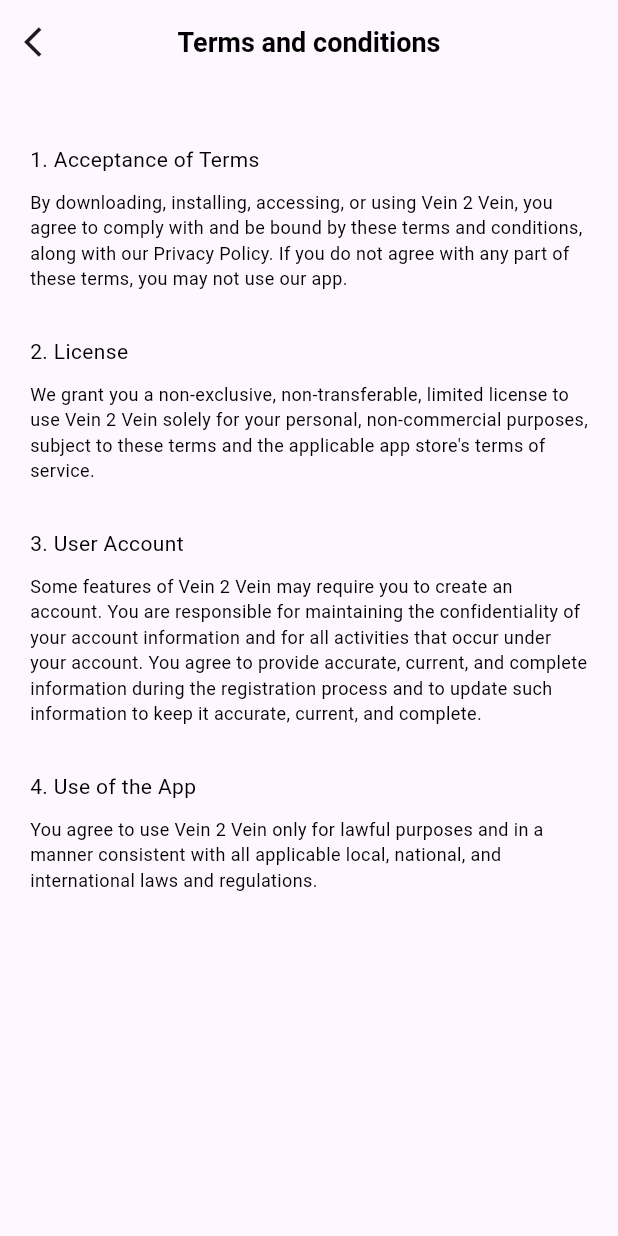
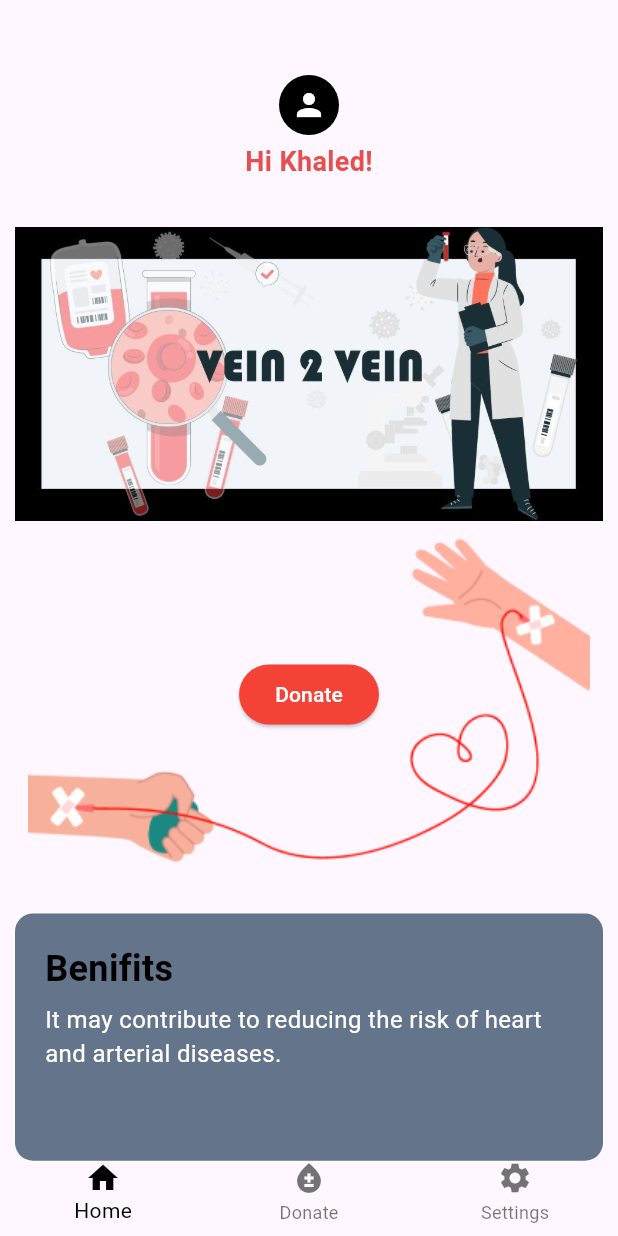
Before and after one commit to dragoncoder11/graduate-app, a Flutter app: the screen it shows after launch, on a phone screen of 412 x 824 dp. Run offline on Flutter 3.47's test engine with Material 3 defaults, Android fonts, the phone set to English and light mode, and no system bars; our stand-ins replace flutter_otp_text_field, intl_phone_field; Roboto replaces fonts that are missing (Archivo, Arial).

Commit message:
complete home page and donation

```diff
--- a/bloody/lib/features/donation/presentation/views/settings.dart
+++ /dev/null
@@ -1,16 +0,0 @@
-import 'package:bloody/core/utils/styles.dart';
-import 'package:bloody/features/donation/presentation/views/widgets/settings_body.dart';
-import 'package:flutter/material.dart';
-
-class Settings extends StatelessWidget {
-  const Settings({super.key});
-  static const id='srttings';
-
-  @override
-  Widget build(BuildContext context) {
-    return  Scaffold(
-          appBar: AppBar(leading: IconButton(onPressed: (){Navigator.pop(context);}, icon:const Icon( Icons.arrow_back_ios)),elevation: 0,backgroundColor: Colors.transparent,title: Text('App Setting',style: Styles.styles18Bold,),centerTitle: true,),
-          body: const SettingsBody(),
-    );
-  }
-}
--- a/bloody/lib/features/donation/presentation/views/widgets/terms_and_conditions_body.dart
+++ b/bloody/lib/features/donation/presentation/views/widgets/terms_and_conditions_body.dart
@@ -23,7 +23,7 @@ class TermsAndConditionsBody extends StatelessWidget {
   Column csutomcolumntext({required String title,required String subtitle}) {
     return Column(crossAxisAlignment: CrossAxisAlignment.start,
     children: [
-    Text(title,style: Styles.style14.copyWith(color: Colors.black),),
+    Text(title,style: Styles.style14Bold.copyWith(color: Colors.black.withOpacity(.8)),),
     const SizedBox(height: 10,),
     Text(subtitle,
     style: Styles.style12.copyWith(color: Colors.black),),
--- /dev/null
+++ b/bloody/lib/features/home/presentation/views/home.dart
@@ -0,0 +1,48 @@
+import 'package:bloody/features/home/presentation/views/settings.dart';
+import 'package:bloody/features/home/presentation/views/donatation_page.dart';
+import 'package:bloody/features/home/presentation/views/home_page.dart';
+
+import 'package:flutter/material.dart';
+
+class Home extends StatefulWidget {
+  const Home({super.key});
+static String id='home ';
+
+  @override
+  State<Home> createState() => _HomeState();
+}
+
+class _HomeState extends State<Home> {
+int selectedIndex=0;
+final listpages=const[
+ HomePage(),
+ DonationPage(),
+ Settings()
+];
+
+  @override
+  Widget build(BuildContext context) {
+    return Scaffold(
+      bottomNavigationBar: BottomNavigationBar(
+        type: BottomNavigationBarType.fixed,
+        selectedItemColor: Colors.black,
+        backgroundColor: Colors.transparent,
+        elevation: 0,
+      currentIndex: selectedIndex,
+      onTap: (value) {
+        selectedIndex=value;
+        setState(() {
+
+        });
+      },
+        items: const
+      [
+        BottomNavigationBarItem(icon: Icon(Icons.home),label: 'Home',),
+        BottomNavigationBarItem(icon: Icon(Icons.bloodtype),label: 'Donate',),
+        BottomNavigationBarItem(icon: Icon(Icons.settings),label: 'Settings',),
+      ],
+      ),
+      body: listpages.elementAt(selectedIndex),
+    );
+  }
+}
--- /dev/null
+++ b/bloody/lib/features/home/presentation/views/home_page.dart
@@ -0,0 +1,13 @@
+import 'package:bloody/features/home/presentation/widgets/home_page_body.dart';
+import 'package:flutter/material.dart';
+
+class HomePage extends StatelessWidget {
+  const HomePage({super.key});
+
+  @override
+  Widget build(BuildContext context) {
+    return const Scaffold(
+      body: HomePageBody(),
+    );
+  }
+}
--- /dev/null
+++ b/bloody/lib/features/home/presentation/widgets/home_page_body.dart
@@ -0,0 +1,80 @@
+import 'package:bloody/core/utils/constants.dart';
+import 'package:bloody/core/utils/styles.dart';
+import 'package:flutter/cupertino.dart';
+import 'package:flutter/material.dart';
+import 'package:flutter/widgets.dart';
+
+class HomePageBody extends StatelessWidget {
+  const HomePageBody({
+    super.key,
+  });
+
+  @override
+  Widget build(BuildContext context) {
+    return Padding(
+      padding: const EdgeInsets.only(left: 10, right: 10, top: 50),
+      child: Column(
+        children: [
+          const CircleAvatar(
+            backgroundColor: Colors.black,
+            child: Icon(
+              Icons.person,
+              color: Colors.white,
+            ),
+          ),
+          const SizedBox(
+            height: 5,
+          ),
+          Text(
+            'Hi Khaled!',
+            style: Styles.styles18Bold.copyWith(color: kPrimaryColor),
+          ),
+          const SizedBox(
+            height: 30,
+          ),
+          Image.asset('assets/vein.jpg'),
+          Stack(alignment: Alignment.center, children: [
+            Image.asset('assets/help.png'),
+            ElevatedButton(
+              onPressed: () {},
+              style: const ButtonStyle(
+                  backgroundColor: MaterialStatePropertyAll(Colors.red)),
+              child: const Text(
+                'Donate',
+                style: TextStyle(color: Colors.white),
+              ),
+            ),
+          ]),
+          const SizedBox(
+            height: 30,
+          ),
+          Container(
+            padding: const EdgeInsets.all(20),
+            height: MediaQuery.of(context).size.height * .2,
+            width: double.infinity,
+            decoration: BoxDecoration(
+              borderRadius: BorderRadius.circular(12),
+              color: kTextGreyColor,
+            ),
+            child: Column(
+              crossAxisAlignment: CrossAxisAlignment.start,
+              children: [
+                Text(
+                  'Benifits',
+                  style: Styles.style24Bold,
+                ),
+                const SizedBox(
+                  height: 5,
+                ),
+                Text(
+                  'It may contribute to reducing the risk of heart and arterial diseases.',
+                  style: Styles.style16SemiBold,
+                )
+              ],
+            ),
+          ),
+        ],
+      ),
+    );
+  }
+}
--- a/bloody/lib/features/donation/presentation/views/widgets/settings_body.dart
+++ b/bloody/lib/features/home/presentation/widgets/settings_body.dart
@@ -1,5 +1,4 @@
 import 'package:bloody/core/utils/constants.dart';
-import 'package:bloody/core/utils/custom_button.dart';
 import 'package:bloody/core/utils/styles.dart';
 import 'package:flutter/material.dart';
 
@@ -43,7 +42,6 @@ class SettingsBody extends StatelessWidget {
               ],
             ),
           ),
-          CustomButton(ontap: (){}, title: 'Save')
         ],
       ),
     );
--- a/bloody/lib/features/register/presentation/views/verify_by_phone.dart
+++ b/bloody/lib/features/register/presentation/views/verify_by_phone.dart
@@ -8,7 +8,7 @@ class VerifyByPhone extends StatelessWidget {
   Widget build(BuildContext context) {
     return  Scaffold(
     appBar: AppBar(leading: IconButton(onPressed: (){Navigator.pop(context);}, icon:const Icon( Icons.arrow_back_ios)),elevation: 0,backgroundColor: Colors.transparent,),
-      body:const VerifyByPhoneBody() ,
+      body: VerifyByPhoneBody() ,
     );
   }
 }
--- a/bloody/lib/features/register/presentation/widgets/otp_code_phone_body.dart
+++ b/bloody/lib/features/register/presentation/widgets/otp_code_phone_body.dart
@@ -18,7 +18,7 @@ class OtpCodePhoneBody extends StatelessWidget {
                const SizedBox(height: 40,),
                Text('Verifying Code',style: Styles.style24Bold,),
                      const SizedBox(height: 10,),
-                  Text('Code has been sent to${controller}',style: Styles.style14,),
+                  Text('Code has been sent to    $controller',style: Styles.style14,),
                   const SizedBox(height: 80,),
                 OtpTextField(
         numberOfFields: 4,
--- a/bloody/lib/main.dart
+++ b/bloody/lib/main.dart
@@ -1,6 +1,7 @@
 import 'package:bloody/features/donation/presentation/views/donation_history.dart';
-import 'package:bloody/features/donation/presentation/views/settings.dart';
+import 'package:bloody/features/home/presentation/views/settings.dart';
 import 'package:bloody/features/donation/presentation/views/terms_and_conditions.dart';
+import 'package:bloody/features/home/presentation/views/home.dart';
 import 'package:bloody/features/register/presentation/views/create_new_password.dart';
 import 'package:bloody/features/register/presentation/views/forget_password.dart';
 import 'package:bloody/features/register/presentation/views/login_page.dart';
@@ -33,8 +34,9 @@ class BloodApp extends StatelessWidget {
       DonationHistory.id:(context) =>const DonationHistory(),
       Settings.id:(context) =>const Settings(),
       TermsAndConditions.id:(context) =>const TermsAndConditions(),
+      Home.id:(context) =>const Home(),
     },
-      initialRoute: TermsAndConditions.id,
+      initialRoute: Home.id,
     );
   }
 }
```
Also changed, not shown: bloody/lib/features/home/presentation/views/donatation_page.dart (added, +13 -0 lines), bloody/lib/features/home/presentation/views/register_donatation.dart (added, +13 -0 lines), bloody/lib/features/home/presentation/views/settings.dart (added, +35 -0 lines), bloody/lib/features/home/presentation/widgets/donation_page_body.dart (added, +74 -0 lines), bloody/lib/features/home/presentation/widgets/register_donation_body.dart (added, +10 -0 lines), bloody/lib/features/register/presentation/widgets/verify_by_phone_body.dart (+6 -3 lines), bloody/assets/blood.png (added), bloody/assets/help.png (added), bloody/assets/vein.jpg (added), bloody/pubspec.lock.
